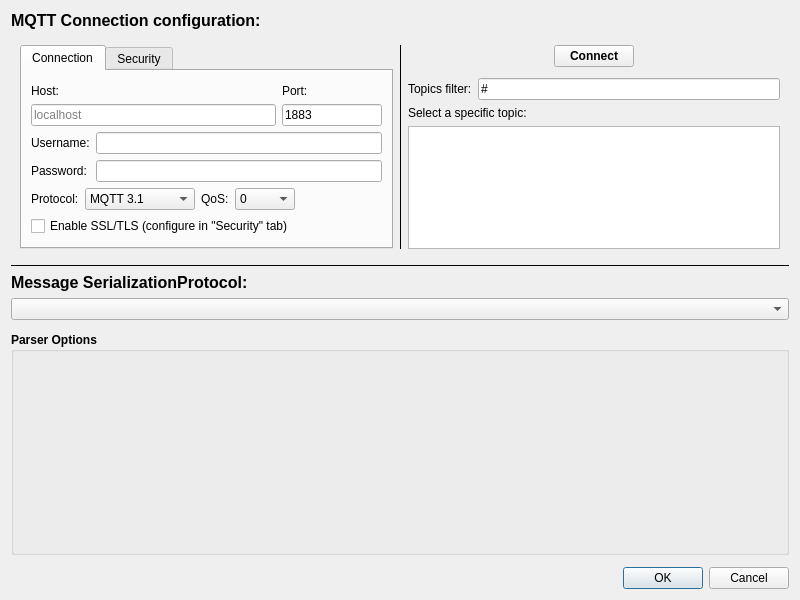
First picture: the form in data_stream_mqtt/datastream_mqtt.ui, repository PlotJuggler/pj-official-plugins, before the edit.
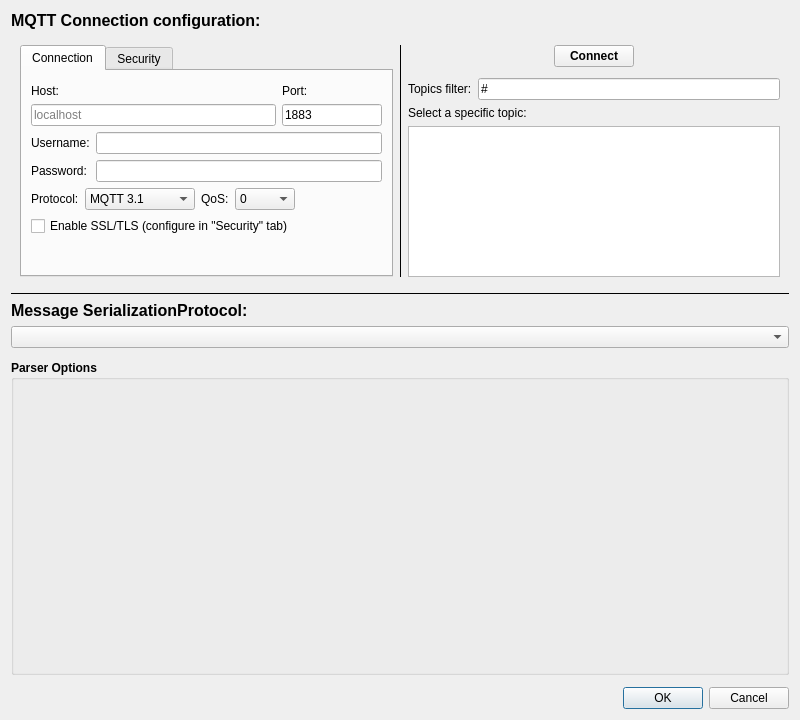
Second picture: the form after the edit.

Commit message:
fix(mqtt,zmq): increase dialog minimum height for parser options embed
The protobuf parser options widget was clipped in both MQTT and ZMQ
dialogs. Increase minimum height by ~20% (MQTT 600→720, ZMQ 620→745)
to accommodate embedded parser option panels.

What changed in the file:
```diff
--- a/data_stream_mqtt/datastream_mqtt.ui
+++ b/data_stream_mqtt/datastream_mqtt.ui
@@ -7,13 +7,13 @@
     <x>0</x>
     <y>0</y>
     <width>800</width>
-    <height>600</height>
+    <height>720</height>
    </rect>
   </property>
   <property name="minimumSize">
    <size>
     <width>800</width>
-    <height>600</height>
+    <height>720</height>
    </size>
   </property>
   <property name="windowTitle">
```
The commit also changes 1 other file.
